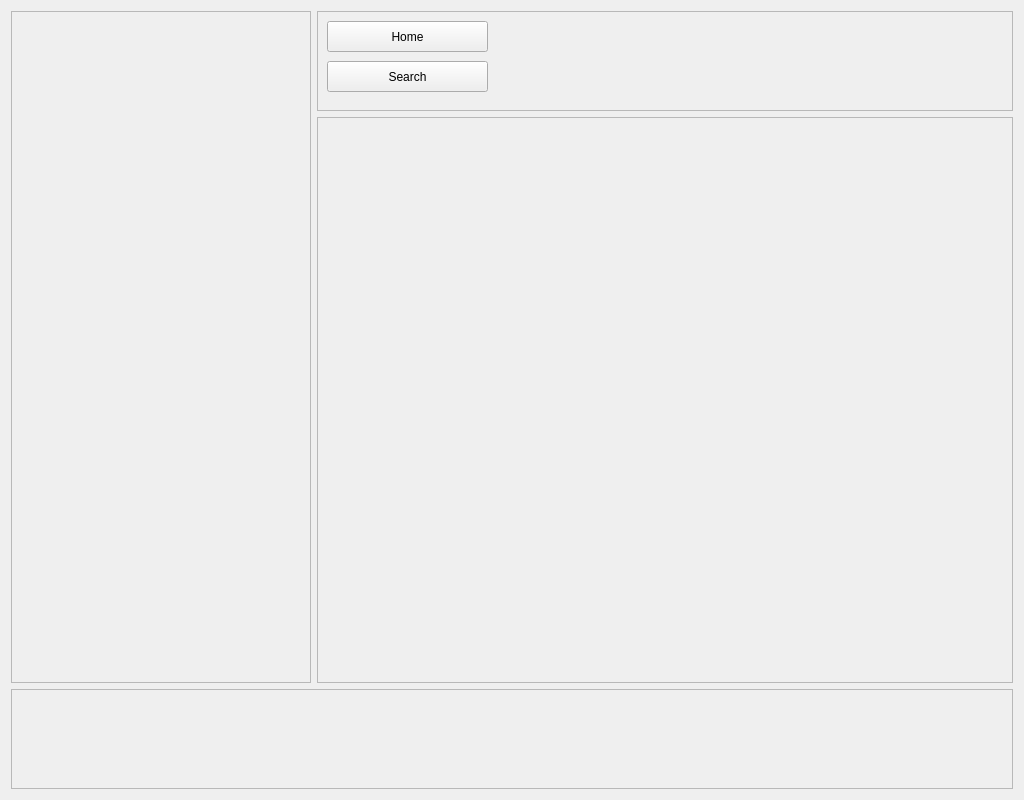
This is src/main.ui in Nmstr/Auralium as Qt 5 draws it before an edit. The edited form follows.
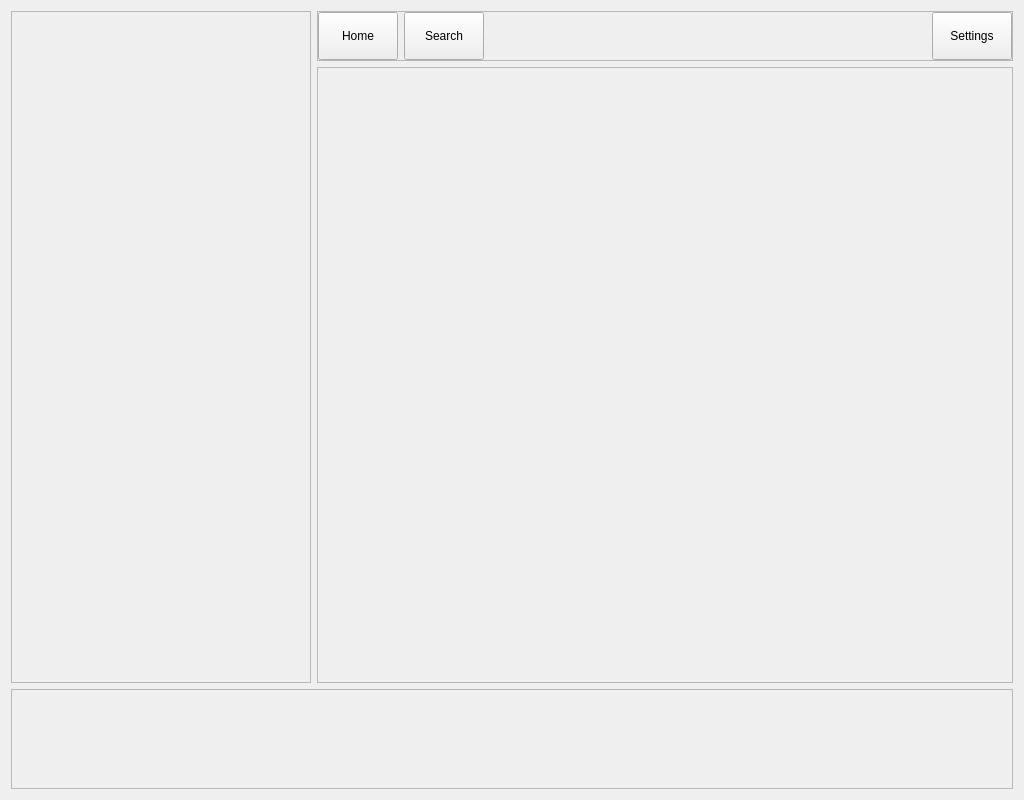
This is the edited form. Icons and pictures are not drawn.

Commit message: added icons and redid playlists tab

The edit to the form file:
```diff
--- a/src/main.ui
+++ b/src/main.ui
@@ -69,13 +69,13 @@
      <property name="minimumSize">
       <size>
        <width>0</width>
-       <height>100</height>
+       <height>50</height>
       </size>
      </property>
      <property name="maximumSize">
       <size>
        <width>16777215</width>
-       <height>100</height>
+       <height>50</height>
       </size>
      </property>
      <property name="frameShape">
@@ -84,32 +84,96 @@
      <property name="frameShadow">
       <enum>QFrame::Raised</enum>
      </property>
-     <widget class="QPushButton" name="homeBtn">
-      <property name="geometry">
-       <rect>
-        <x>10</x>
-        <y>10</y>
-        <width>161</width>
-        <height>31</height>
-       </rect>
+     <layout class="QGridLayout" name="gridLayout_2">
+      <property name="leftMargin">
+       <number>0</number>
       </property>
-      <property name="text">
-       <string>Home</string>
+      <property name="topMargin">
+       <number>0</number>
       </property>
-     </widget>
-     <widget class="QPushButton" name="searchBtn">
-      <property name="geometry">
-       <rect>
-        <x>10</x>
-        <y>50</y>
-        <width>161</width>
-        <height>31</height>
-       </rect>
+      <property name="rightMargin">
+       <number>0</number>
       </property>
-      <property name="text">
-       <string>Search</string>
+      <property name="bottomMargin">
+       <number>0</number>
       </property>
-     </widget>
+      <item row="0" column="0">
+       <widget class="QPushButton" name="homeBtn">
+        <property name="sizePolicy">
+         <sizepolicy hsizetype="Minimum" vsizetype="Expanding">
+          <horstretch>0</horstretch>
+          <verstretch>0</verstretch>
+         </sizepolicy>
+        </property>
+        <property name="text">
+         <string>Home</string>
+        </property>
+        <property name="icon">
+         <iconset theme="user-home">
+          <normaloff>.</normaloff>.</iconset>
+        </property>
+        <property name="flat">
+         <bool>false</bool>
+        </property>
+       </widget>
+      </item>
+      <item row="0" column="3">
+       <spacer name="horizontalSpacer">
+        <property name="orientation">
+         <enum>Qt::Horizontal</enum>
+        </property>
+        <property name="sizeHint" stdset="0">
+         <size>
+          <width>40</width>
+          <height>20</height>
+         </size>
+        </property>
+       </spacer>
+      </item>
+      <item row="0" column="2">
+       <widget class="QPushButton" name="searchBtn">
+        <property name="sizePolicy">
+         <sizepolicy hsizetype="Minimum" vsizetype="Expanding">
+          <horstretch>0</horstretch>
+          <verstretch>0</verstretch>
+         </sizepolicy>
+        </property>
+        <property name="text">
+         <string>Search</string>
+        </property>
+        <property name="icon">
+         <iconset theme="system-search">
+          <normaloff>.</normaloff>.</iconset>
+        </property>
+        <property name="flat">
+         <bool>false</bool>
+        </property>
+       </widget>
+      </item>
+      <item row="0" column="4">
+       <widget class="QPushButton" name="settingsBtn">
+        <property name="sizePolicy">
+         <sizepolicy hsizetype="Minimum" vsizetype="Expanding">
+          <horstretch>0</horstretch>
+          <verstretch>0</verstretch>
+         </sizepolicy>
+        </property>
+        <property name="text">
+         <string>Settings</string>
+        </property>
+        <property name="icon">
+         <iconset theme="preferences-other">
+          <normaloff>.</normaloff>.</iconset>
+        </property>
+        <property name="iconSize">
+         <size>
+          <width>16</width>
+          <height>16</height>
+         </size>
+        </property>
+       </widget>
+      </item>
+     </layout>
     </widget>
    </item>
    <item row="0" column="0" rowspan="2">
```
Left out of the diff: 15 changed lines with no effect on the pictures. The commit also changes 6 other files.
